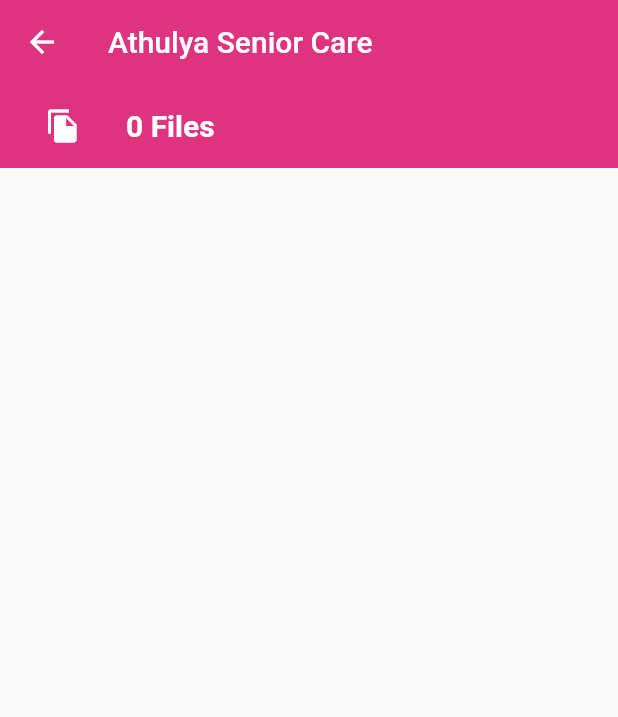
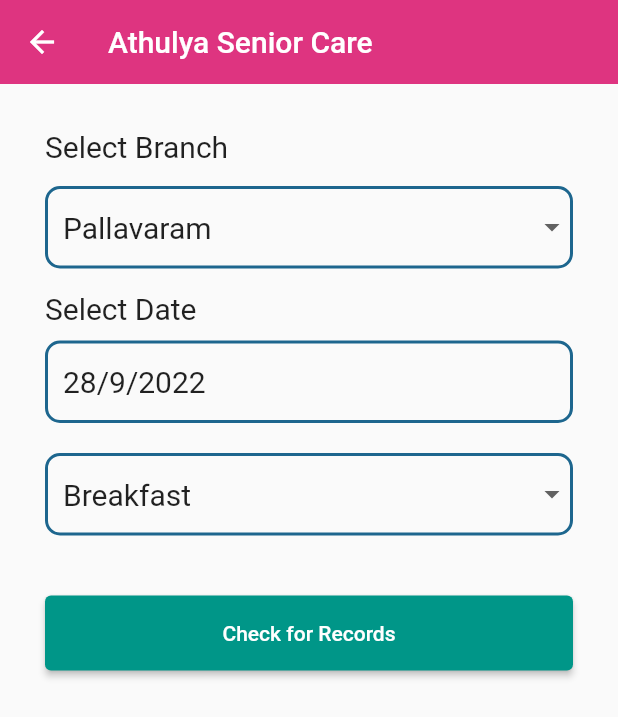
Before and after one commit to Harish-Athulya/Athulya-App, a Flutter app: the screen it shows after launch, after a tap on "View Updates", on a phone screen of 412 x 824 dp. Shown: the top 717 px of the screen. Run offline on Flutter 3.47's test engine with Material 2 defaults, Android fonts, the phone set to English and light mode, and no system bars; our stand-ins replace cloud_firestore, dio, file_picker, firebase_core, firebase_storage, gallery_saver; accounts and stored records are empty.

Commit message:
Records fetch

```diff
--- /dev/null
+++ b/lib/classes/food.dart
@@ -0,0 +1,76 @@
+class Food {
+  String? id;
+  final String? branch;
+  final String date;
+  final String time;
+  final String foodType;
+  final String menu;
+  final String imageName;
+
+  Food(
+      {this.id = '',
+      required this.branch,
+      required this.date,
+      required this.time,
+      required this.foodType,
+      required this.menu,
+      required this.imageName});
+
+  Map<String, dynamic> toJson() => {
+        'id': id,
+        'branch': branch,
+        'date': date,
+        'time': time,
+        'foodType': foodType,
+        'menu': menu,
+        'imageName': imageName
+      };
+
+  static Food fromJson(Map<String, dynamic> json) => Food(
+      branch: json['branch'],
+      date: json['date'],
+      time: json['time'],
+      foodType: json['foodType'],
+      menu: json['menu'],
+      imageName: json['imagePath'],
+      id: json['id']);
+
+  static String docId(String branch, String date, String food) {
+    final String documentId;
+    late final String abbrBranch;
+    late final String image;
+
+    switch (branch) {
+      case 'Arumbakkam':
+        abbrBranch = 'ARM';
+        break;
+      case 'Neelankarai':
+        abbrBranch = 'NLK';
+        break;
+      case 'Pallavaram':
+        abbrBranch = 'PVM';
+        break;
+      case 'Perungudi':
+        abbrBranch = 'PRG';
+        break;
+    }
+
+    switch (food) {
+      case 'Breakfast':
+        image = 'Img1';
+        break;
+      case 'Lunch':
+        image = 'Img2';
+        break;
+      case 'Snack':
+        image = 'Img3';
+        break;
+      case 'Dinner':
+        image = 'Img4';
+        break;
+    }
+    documentId = '${abbrBranch}-${date}-${image}';
+    print(documentId);
+    return documentId;
+  }
+}
--- a/lib/pages/direct_page.dart
+++ b/lib/pages/direct_page.dart
@@ -1,6 +1,7 @@
 import 'package:athulya_app/pages/form_page.dart';
 import 'package:athulya_app/pages/main_page.dart';
 import 'package:athulya_app/pages/my_home_page.dart';
+import 'package:athulya_app/pages/view_form_page.dart';
 import 'package:athulya_app/utils/constants.dart';
 import 'package:flutter/material.dart';
 
@@ -28,8 +29,8 @@
             ElevatedButton(
                 style: ElevatedButton.styleFrom(
                     minimumSize: Size.fromHeight(50), primary: secondaryColor),
-                onPressed: () => Navigator.of(context).push(MaterialPageRoute(
-                    builder: (context) => FormPage())),
+                onPressed: () => Navigator.of(context)
+                    .push(MaterialPageRoute(builder: (context) => FormPage())),
                 child: Text(
                   'Food Update Form',
                   style: TextStyle(fontSize: 20),
@@ -42,7 +43,7 @@
                     minimumSize: Size.fromHeight(50), primary: secondaryColor),
                 onPressed: () {
                   Navigator.of(context).push(
-                      MaterialPageRoute(builder: (context) => MainPage()));
+                      MaterialPageRoute(builder: (context) => ViewFormPage()));
                 },
                 child: Text(
                   'View Updates',
--- a/lib/pages/main_page.dart
+++ b/lib/pages/main_page.dart
@@ -21,7 +21,7 @@
     // TODO: implement initState
     super.initState();
 
-    futureFiles = ServicesFirebase.listAll('test/');
+    futureFiles = ServicesFirebase.listAll('Pallavaram/');
   }
 
   @override
@@ -47,7 +47,7 @@
                 ),
                 Expanded(
                     child: ListView.builder(
-                  itemCount: files!.length,
+                  itemCount: files.length,
                   itemBuilder: (context, index) {
                     final file = files[index];
 
--- /dev/null
+++ b/lib/pages/view_form_page.dart
@@ -0,0 +1,222 @@
+import 'package:athulya_app/classes/food.dart';
+import 'package:athulya_app/pages/details_get.dart';
+import 'package:athulya_app/pages/get_page.dart';
+import 'package:athulya_app/pages/image_fetch.dart';
+import 'package:athulya_app/pages/test_page.dart';
+import 'package:athulya_app/utils/constants.dart';
+import 'package:athulya_app/widgets/custom_dropdown.dart';
+import 'package:cloud_firestore/cloud_firestore.dart';
+import 'package:flutter/material.dart';
+
+class ViewFormPage extends StatefulWidget {
+  const ViewFormPage({Key? key}) : super(key: key);
+
+  @override
+  State<ViewFormPage> createState() => _ViewFormPageState();
+}
+
+class _ViewFormPageState extends State<ViewFormPage> {
+  bool isContainer = false;
+  final value = 'Athulya Senior Care';
+  final items = ['Pallavaram', 'Perungudi', 'Neelankarai', 'Arumbakkam'];
+  String selectedItem = 'Pallavaram';
+  final foodInterval = ['Breakfast', 'Lunch', 'Snack', 'Dinner'];
+  String foodItem = 'Breakfast';
+  DateTime date = DateTime.now();
+  bool isVisible = true;
+
+  @override
+  Widget build(BuildContext context) {
+    return Scaffold(
+      resizeToAvoidBottomInset: false,
+      appBar: AppBar(
+        elevation: 0,
+        backgroundColor: primaryColor,
+        title: Text("Athulya Senior Care"),
+      ),
+      body: SingleChildScrollView(
+        child: Padding(
+          padding: const EdgeInsets.all(15.0),
+          child: Container(
+            padding: EdgeInsets.all(15),
+            decoration: BoxDecoration(
+                // border: Border.all(color: secondaryColor, width: 4)
+                ),
+            child: Column(
+              // mainAxisAlignment: MainAxisAlignment.start,
+              crossAxisAlignment: CrossAxisAlignment.start,
+              children: [
+                Container(
+                  // padding: EdgeInsets.fromLTRB(10, 0, 0, 0),
+                  child: Text(
+                    'Select Branch',
+                    style: TextStyle(
+                      fontSize: 20,
+                    ),
+                    textAlign: TextAlign.left,
+                  ),
+                ),
+                SizedBox(
+                  height: 15,
+                ),
+                Container(
+                    height: 55,
+                    padding: EdgeInsets.fromLTRB(10, 0, 0, 0),
+                    decoration: BoxDecoration(
+                        border: Border.all(color: secondaryColor, width: 2),
+                        borderRadius: BorderRadius.all(Radius.circular(10))),
+                    child: DropdownButtonHideUnderline(
+                      child: DropdownButton<String>(
+                          isExpanded: true,
+                          value: selectedItem,
+                          items: items.map(buildMenuItem).toList(),
+                          onChanged: (value) => setState(() {
+                                this.selectedItem = value as String;
+                              })),
+                    )),
+                SizedBox(
+                  height: 15,
+                ),
+                Container(
+                  // padding: const EdgeInsets.fromLTRB(10, 0, 0, 0),
+                  child: Text(
+                    'Select Date',
+                    style: TextStyle(fontSize: 20),
+                  ),
+                ),
+                SizedBox(
+                  height: 10,
+                ),
+                GestureDetector(
+                  onTap: () async {
+                    DateTime? selectedDate = await showDatePicker(
+                        context: context,
+                        initialDate: DateTime.now(),
+                        firstDate: DateTime(2022),
+                        lastDate: DateTime(2050));
+
+                    if (selectedDate == null) return;
+                    setState(() {
+                      date = selectedDate;
+                    });
+                  },
+                  child: Container(
+                      decoration: BoxDecoration(
+                          borderRadius: BorderRadius.circular(10),
+                          // color: Colors.red,
+                          border: Border.all(color: secondaryColor, width: 2)),
+                      height: 55,
+                      padding: EdgeInsets.fromLTRB(10, 0, 0, 0),
+                      child: Row(
+                        // mainAxisAlignment: MainAxisAlignment.center,
+                        crossAxisAlignment: CrossAxisAlignment.center,
+                        children: [
+                          Text(
+                            '${date.day}/${date.month}/${date.year}',
+                            textAlign: TextAlign.left,
+                            style: TextStyle(fontSize: 20),
+                          ),
+                        ],
+                      )),
+                ),
+                SizedBox(
+                  height: 20,
+                ),
+                Container(
+                    height: 55,
+                    padding: EdgeInsets.fromLTRB(10, 0, 0, 0),
+                    decoration: BoxDecoration(
+                        border: Border.all(color: secondaryColor, width: 2),
+                        borderRadius: BorderRadius.all(Radius.circular(10))),
+                    child: DropdownButtonHideUnderline(
+                      child: DropdownButton<String>(
+                          isExpanded: true,
+                          value: foodItem,
+                          items: foodInterval.map(buildMenuItem).toList(),
+                          onChanged: (value) => setState(() {
+                                foodItem = value as String;
+                              })),
+                    )),
+                SizedBox(
+                  height: 40,
+                ),
+                ElevatedButton(
+                    style: ElevatedButton.styleFrom(
+                        minimumSize: Size.fromHeight(50), primary: Colors.teal),
+                    onPressed: () {
+                      // print(selectedItem);
+                      // print(selectedItem.runtimeType);
+                      String selectedDate = date.toString().substring(0, 10);
+                      // print(selectedDate);
+                      // print(selectedDate.runtimeType);
+
+                      /*                     Navigator.push(
+                          context,
+                          MaterialPageRoute(
+                              builder: (context) => ImageFetch(
+                                    branchName: selectedItem!,
+                                    date: selectedDate,
+                                  )));
+       */
+
+                      /*                     Navigator.push(
+                          context,
+                          MaterialPageRoute(
+                              builder: (context) =>
+                                  TestPage(value: selectedItem, date: selectedDate)));
+       */
+
+                      /*
+                      setState(() {
+                        isVisible = true;
+                      });
+       */
+                      // isContainer = true;
+/*                     Navigator.of(context).push(MaterialPageRoute
+                    (builder: (context) => GetPage(branch: selectedItem, date: selectedDate, foodType: foodItem!)));
+
+ */
+
+                      Navigator.of(context).push(MaterialPageRoute(
+                          builder: (context) => DetailsGet(
+                              branch: selectedItem,
+                              date: selectedDate,
+                              food: foodItem)));
+                    },
+                    child: Text('Check for Records')),
+
+/*
+                if (isContainer)
+                  Container(
+                    color: secondaryColor,
+                    // height: 50,
+                    child: StreamBuilder<List<Food>>(
+                      stream: checkSubmit(),
+                      builder: (context, snapshot) {
+                        if (snapshot.hasError) {
+                          return Text('Something went wrong');
+                        } else if (!snapshot.hasData) {
+                          return Text('No data found');
+                        }
+                        return Text('Athulya');
+                      },
+                    ),
+                  )
+ */
+              ],
+            ),
+          ),
+        ),
+      ),
+    );
+  }
+
+  DropdownMenuItem<String> buildMenuItem(String item) {
+    return DropdownMenuItem(
+        value: item,
+        child: Text(
+          item,
+          style: TextStyle(fontWeight: FontWeight.normal, fontSize: 20),
+        ));
+  }
+}
```
Also changed, not shown: lib/pages/details_get.dart (added, +64 -0 lines), lib/pages/form_page.dart (+118 -18 lines), lib/pages/get_page.dart (added, +90 -0 lines), lib/pages/image_fetch.dart (added, +64 -0 lines), lib/pages/test_page.dart (added, +31 -0 lines).
